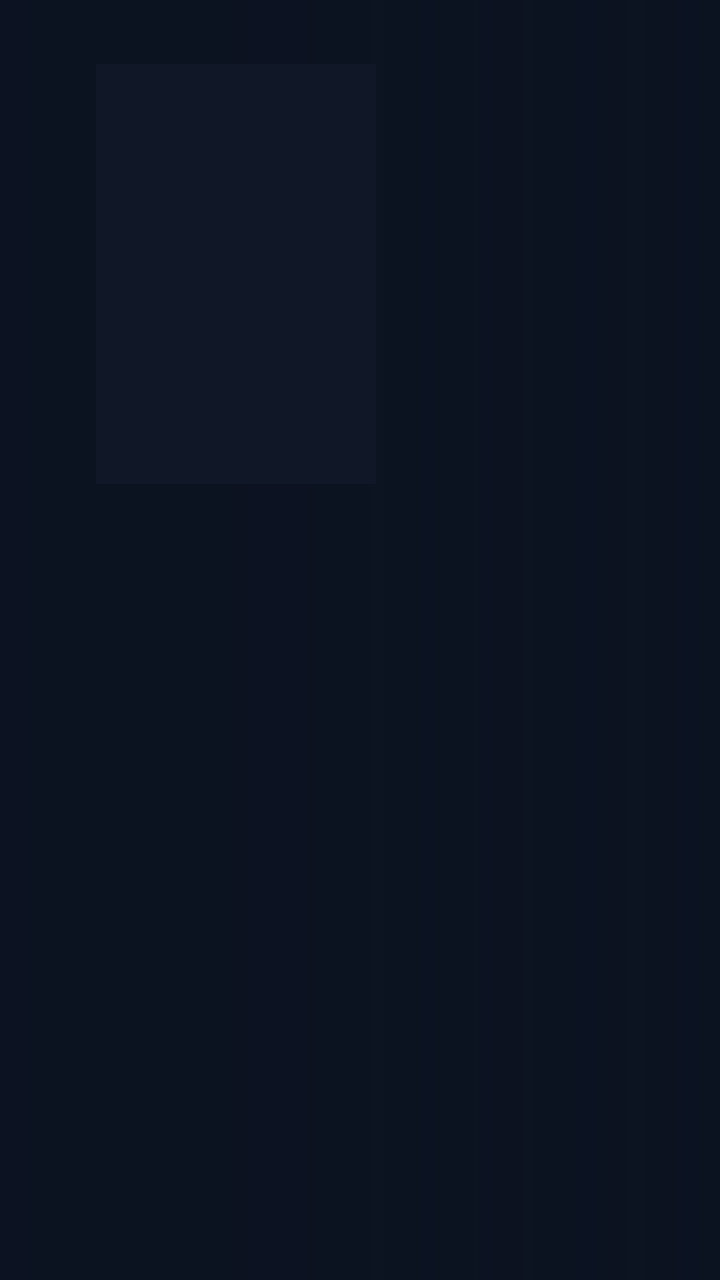
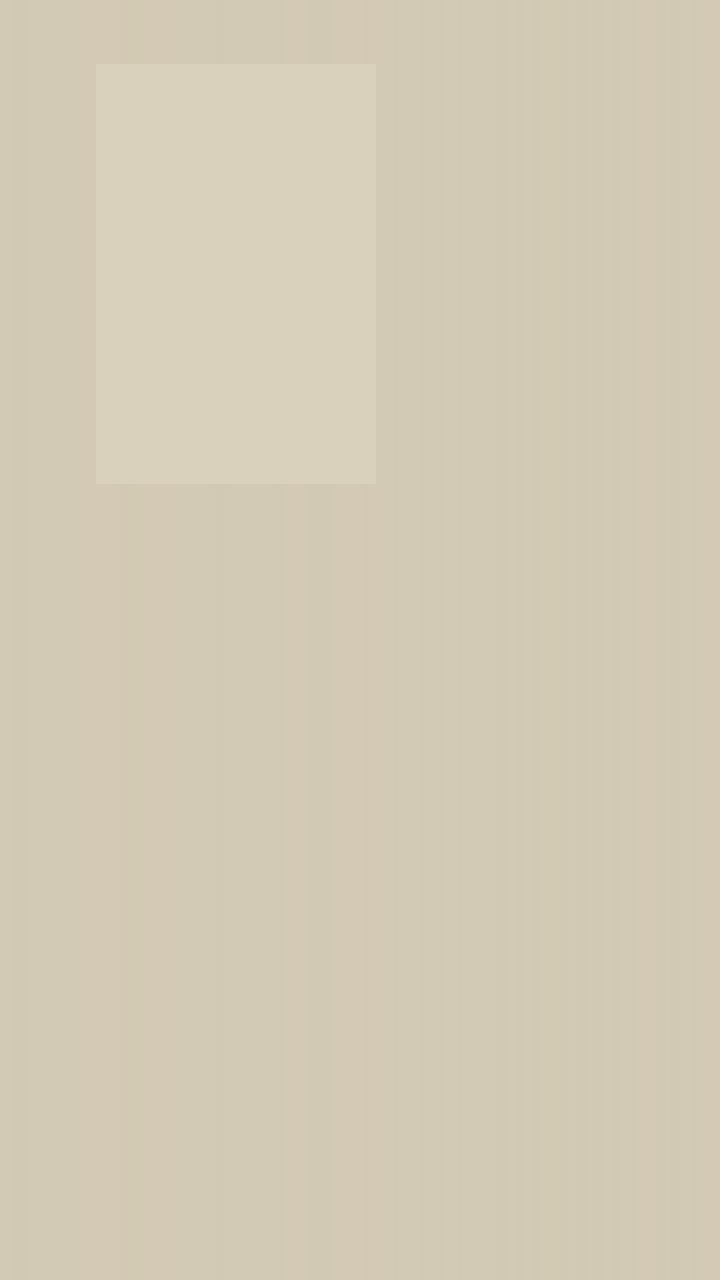

Compare the two renders of this Android layout. The source of the first and the diff that turns it into the second are given below.
<!-- AndroidManifest.xml: application theme AppTheme -->
<!-- res/layout/activity_title.xml -->
<?xml version="1.0" encoding="utf-8"?>
<FrameLayout xmlns:android="http://schemas.android.com/apk/res/android"
    android:layout_width="match_parent"
    android:layout_height="match_parent"
    android:background="@color/bg_solid">

    <ImageView
        android:id="@+id/title_backdrop"
        android:layout_width="match_parent"
        android:layout_height="match_parent"
        android:importantForAccessibility="no"
        android:scaleType="centerCrop" />

    <View
        android:layout_width="match_parent"
        android:layout_height="match_parent"
        android:background="@drawable/title_scrim" />

    <LinearLayout
        android:layout_width="match_parent"
        android:layout_height="match_parent"
        android:orientation="vertical">

        <LinearLayout
            android:layout_width="match_parent"
            android:layout_height="0dp"
            android:layout_weight="1"
            android:orientation="horizontal"
            android:paddingStart="48dp"
            android:paddingTop="32dp"
            android:paddingEnd="48dp">

            <ImageView
                android:id="@+id/title_poster"
                android:layout_width="140dp"
                android:layout_height="210dp"
                android:background="@color/card_empty"
                android:importantForAccessibility="no"
                android:scaleType="centerCrop" />

            <LinearLayout
                android:layout_width="0dp"
                android:layout_height="wrap_content"
                android:layout_marginStart="28dp"
                android:layout_weight="1"
                android:orientation="vertical">

                <TextView
                    android:id="@+id/title_name"
                    android:layout_width="match_parent"
                    android:layout_height="wrap_content"
                    android:ellipsize="end"
                    android:maxLines="2"
                    android:textColor="@color/text_primary"
                    android:textSize="30sp" />

                <TextView
                    android:id="@+id/title_meta"
                    android:layout_width="match_parent"
                    android:layout_height="wrap_content"
                    android:layout_marginTop="6dp"
                    android:textColor="@color/accent"
                    android:textSize="16sp" />

                <TextView
                    android:id="@+id/title_plot"
                    android:layout_width="match_parent"
                    android:layout_height="wrap_content"
                    android:layout_marginTop="10dp"
                    android:ellipsize="end"
                    android:lineSpacingExtra="2dp"
                    android:maxLines="4"
                    android:textColor="@color/text_secondary"
                    android:textSize="15sp" />

                
                <HorizontalScrollView
                    android:layout_width="match_parent"
                    android:layout_height="wrap_content"
                    android:layout_marginTop="12dp"
                    android:clipToPadding="false"
                    android:paddingTop="4dp"
                    android:paddingBottom="4dp"
                    android:scrollbars="none">

                    <LinearLayout
                        android:id="@+id/title_actions"
                        android:layout_width="wrap_content"
                        android:layout_height="wrap_content"
                        android:orientation="horizontal"
                        android:paddingStart="2dp"
                        android:paddingEnd="2dp" />
                </HorizontalScrollView>

                <ProgressBar
                    android:id="@+id/title_spinner"
                    android:layout_width="36dp"
                    android:layout_height="36dp"
                    android:layout_marginTop="12dp"
                    android:indeterminateTint="@color/accent" />
            </LinearLayout>
        </LinearLayout>

        <FrameLayout
            android:id="@+id/title_rows"
            android:layout_width="match_parent"
            android:layout_height="250dp" />
    </LinearLayout>
</FrameLayout>
<!-- resources referenced by this layout -->
<resources>
  <color name="accent">#FFB300</color>
  <color name="bg_solid">#0B1220</color>
  <color name="card_empty">#101827</color>
  <color name="text_primary">#F2F4F8</color>
  <color name="text_secondary">#A3AEC4</color>
  <!-- drawable title_scrim (drawable) -->
  <?xml version="1.0" encoding="utf-8"?>
  <shape xmlns:android="http://schemas.android.com/apk/res/android">
      <gradient
          android:angle="0"
          android:centerColor="#E00B1220"
          android:endColor="#A80B1220"
          android:startColor="#F50B1220" />
  </shape>
  <style name="AppTheme" parent="@style/Theme.Leanback">
          <item name="android:windowBackground">@drawable/app_background</item>
          <item name="android:colorBackground">@color/bg_solid</item>
          <item name="defaultBrandColor">@color/brand</item>
          <item name="defaultBrandColorDark">@color/panel_dark</item>
          <item name="defaultSearchColor">@color/accent</item>
          <item name="defaultSearchBrightColor">@color/accent_bright</item>
          <item name="defaultSearchIconColor">@color/on_accent</item>
      </style>
  <!-- drawable app_background (drawable) -->
  <?xml version="1.0" encoding="utf-8"?>
  <bitmap xmlns:android="http://schemas.android.com/apk/res/android"
      android:gravity="fill"
      android:src="@drawable/app_background_image" />
  <color name="brand">#0D1626</color>
  <color name="panel_dark">#0A101C</color>
  <color name="accent_bright">#FFCC4D</color>
  <color name="on_accent">#1A1200</color>
  <!-- drawable app_background_image: webp bitmap (drawable-nodpi, 763214 bytes) -->
</resources>

<!-- the commit's change to res/layout/activity_title.xml (unified diff, before → after) -->
@@ -59,7 +59,7 @@
                     android:layout_width="match_parent"
                     android:layout_height="wrap_content"
                     android:layout_marginTop="6dp"
-                    android:textColor="@color/accent"
+                    android:textColor="@color/text_secondary"
                     android:textSize="16sp" />
 
                 <TextView
<!-- resource entries referenced after the edit -->
@@ -1,37 +1,52 @@
 <!-- resources referenced by this layout -->
 <resources>
-  <color name="accent">#FFB300</color>
-  <color name="bg_solid">#0B1220</color>
-  <color name="card_empty">#101827</color>
-  <color name="text_primary">#F2F4F8</color>
-  <color name="text_secondary">#A3AEC4</color>
+  <color name="accent">#BF3327</color>
+  <color name="bg_solid">#D2C9B4</color>
+  <color name="card_empty">#DAD1BC</color>
+  <color name="text_primary">#1D1B18</color>
+  <color name="text_secondary">#5F5A50</color>
   <!-- drawable title_scrim (drawable) -->
   <?xml version="1.0" encoding="utf-8"?>
   <shape xmlns:android="http://schemas.android.com/apk/res/android">
       <gradient
           android:angle="0"
-          android:centerColor="#E00B1220"
-          android:endColor="#A80B1220"
-          android:startColor="#F50B1220" />
+          android:centerColor="#F0D2C9B4"
+          android:endColor="#D9D2C9B4"
+          android:startColor="#F7D2C9B4" />
   </shape>
   <style name="AppTheme" parent="@style/Theme.Leanback">
           <item name="android:windowBackground">@drawable/app_background</item>
           <item name="android:colorBackground">@color/bg_solid</item>
           <item name="defaultBrandColor">@color/brand</item>
           <item name="defaultBrandColorDark">@color/panel_dark</item>
-          <item name="defaultSearchColor">@color/accent</item>
-          <item name="defaultSearchBrightColor">@color/accent_bright</item>
-          <item name="defaultSearchIconColor">@color/on_accent</item>
+          <item name="defaultSearchColor">@color/surface</item>
+          <item name="defaultSearchBrightColor">@color/surface_focused</item>
+          <item name="defaultSearchIconColor">@color/ink</item>
+          <item name="android:textColorPrimary">@color/text_primary</item>
+          <item name="android:textColorSecondary">@color/text_secondary</item>
+          <item name="android:textColorHint">@color/text_secondary</item>
+          <item name="android:editTextColor">@color/text_primary</item>
+          <item name="android:colorAccent">@color/accent</item>
+          <item name="android:colorControlNormal">@color/text_secondary</item>
+          <item name="android:colorControlActivated">@color/accent</item>
+          <item name="android:alertDialogTheme">@style/AppDialog</item>
       </style>
   <!-- drawable app_background (drawable) -->
   <?xml version="1.0" encoding="utf-8"?>
   <bitmap xmlns:android="http://schemas.android.com/apk/res/android"
       android:gravity="fill"
       android:src="@drawable/app_background_image" />
-  <color name="brand">#0D1626</color>
-  <color name="panel_dark">#0A101C</color>
-  <color name="accent_bright">#FFCC4D</color>
-  <color name="on_accent">#1A1200</color>
-  <!-- drawable app_background_image: webp bitmap (drawable-nodpi, 763214 bytes) -->
+  <color name="brand">#D2C9B4</color>
+  <color name="panel_dark">#CFC6B0</color>
+  <color name="surface">#E3DBC8</color>
+  <color name="surface_focused">#F0E9D9</color>
+  <color name="ink">#1D1B18</color>
+  <style name="AppDialog" parent="@android:style/Theme.Material.Light.Dialog.Alert">
+          <item name="android:colorAccent">@color/accent</item>
+          <item name="android:colorBackground">@color/surface_focused</item>
+          <item name="android:textColorPrimary">@color/text_primary</item>
+          <item name="android:textColorSecondary">@color/text_secondary</item>
+      </style>
+  <!-- drawable app_background_image: webp bitmap (drawable-nodpi, 20428 bytes) -->
 </resources>
 
